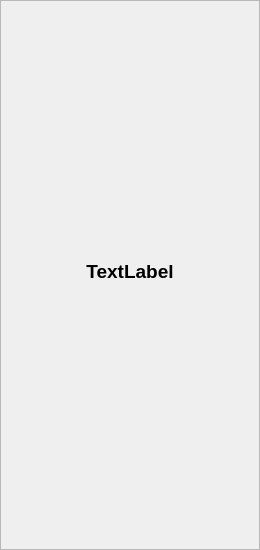
First picture: the form in mainwindow.ui, repository aaronriekenberg/QtTetris, before the edit.
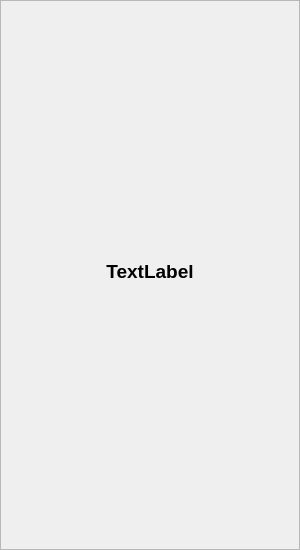
Second picture: the form after the edit.

Commit message: Update number of rows to 15.

```diff
--- a/mainwindow.ui
+++ b/mainwindow.ui
@@ -6,7 +6,7 @@
    <rect>
     <x>0</x>
     <y>0</y>
-    <width>260</width>
+    <width>300</width>
     <height>550</height>
    </rect>
   </property>
```
The commit also changes 1 other file.
